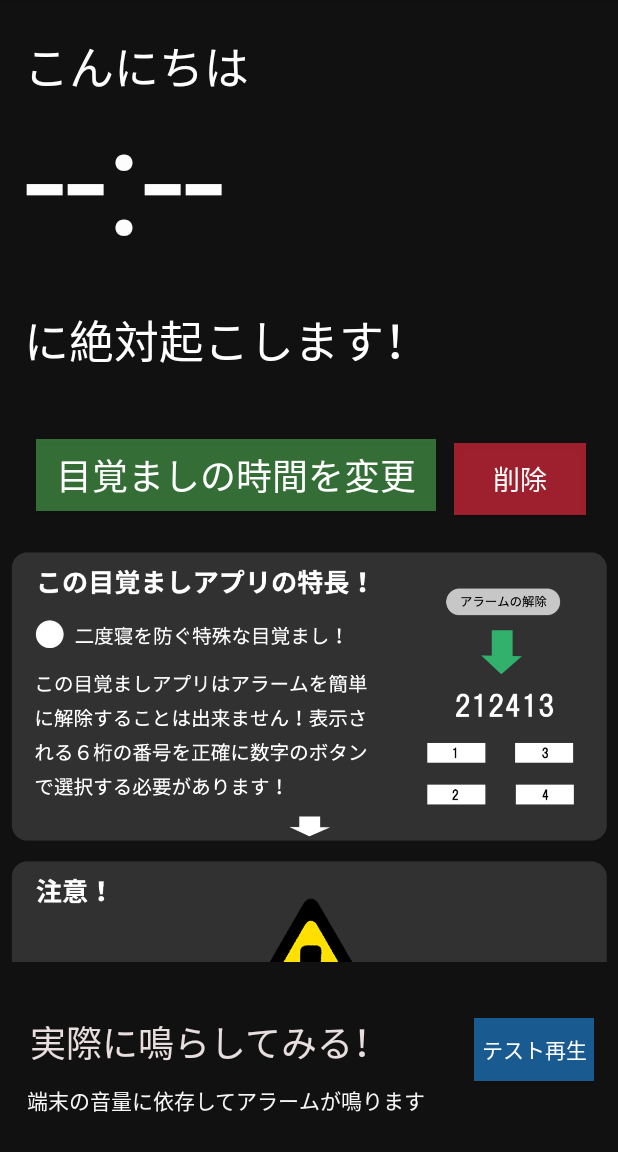
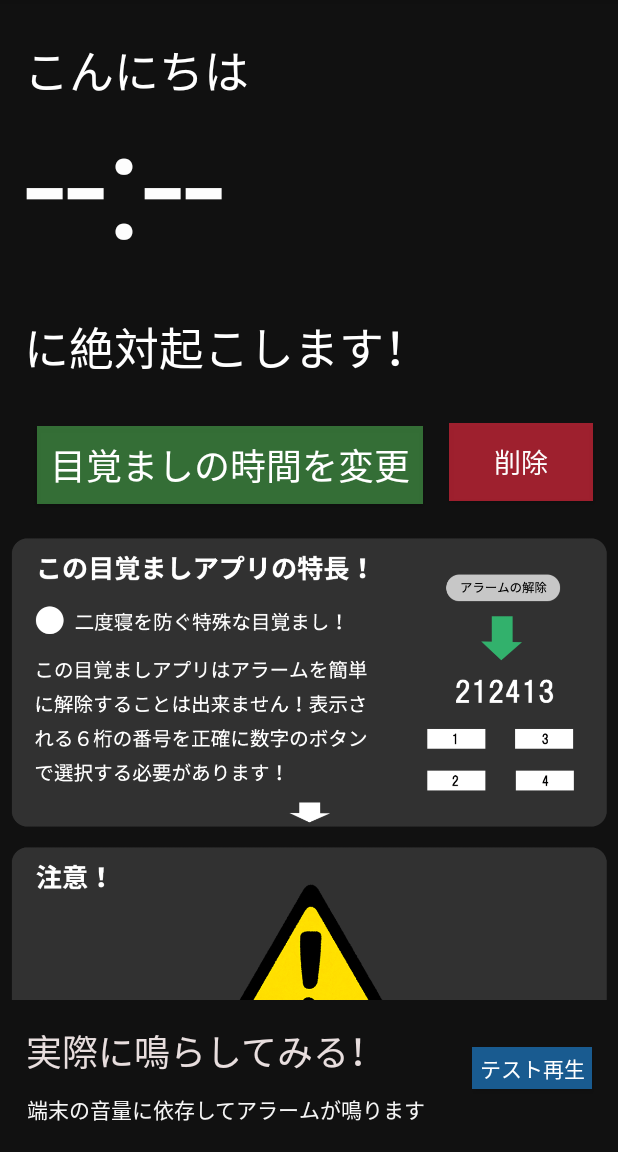
Before and after one commit to ryotaorolab/mezamasihigh, an Android app: the screen it shows after launch (MainActivity), on a phone screen of 412 x 824 dp, the part 84-1236 px from its top. Run offline under Robolectric (Android 15) with nearby library versions, the phone set to English and light mode, and no system bars.

Commit message:
デザインの調整（16:9のスマホで見ずらい問題を修正）

```diff
--- a/app/src/main/res/layout/activity_main.xml
+++ b/app/src/main/res/layout/activity_main.xml
@@ -34,12 +34,13 @@
         app:layout_constraintStart_toStartOf="@+id/textView"
         app:layout_constraintTop_toTopOf="@+id/textView" />
 
+
     <Button
         android:id="@+id/button5"
-        android:layout_width="wrap_content"
-        android:layout_height="wrap_content"
-        android:layout_marginEnd="21dp"
-        android:layout_marginBottom="18dp"
+        android:layout_width="96dp"
+        android:layout_height="52dp"
+        android:layout_marginEnd="16dp"
+        android:layout_marginBottom="16dp"
         android:background="#FFFFFF"
         android:backgroundTint="#B5D8263B"
         android:onClick="release"
@@ -51,20 +52,20 @@
         app:layout_constraintStart_toEndOf="@+id/changetime"
         app:layout_constraintTop_toBottomOf="@+id/textView2" />
 
-
     <Button
         android:id="@+id/changetime"
-        android:layout_width="0dp"
-        android:layout_height="wrap_content"
+        android:layout_width="257dp"
+        android:layout_height="52dp"
         android:layout_marginStart="24dp"
-        android:layout_marginEnd="12dp"
+        android:layout_marginEnd="17dp"
+        android:layout_marginBottom="16dp"
         android:background="#FFEB3B"
         android:backgroundTint="#974CAF50"
         android:onClick="setTime"
         android:text="目覚ましの時間を変更"
         android:textColor="#FFFFFF"
         android:textSize="24sp"
-        app:layout_constraintBaseline_toBaselineOf="@+id/button5"
+        app:layout_constraintBottom_toTopOf="@+id/scrollView3"
         app:layout_constraintEnd_toStartOf="@+id/button5"
         app:layout_constraintStart_toStartOf="parent" />
 
@@ -87,7 +88,7 @@
         android:layout_width="wrap_content"
         android:layout_height="wrap_content"
         android:layout_marginStart="16dp"
-        android:layout_marginBottom="46dp"
+        android:layout_marginBottom="25dp"
         android:text="に絶対起こします！"
         android:textColor="#FFFFFF"
         android:textSize="30sp"
@@ -98,9 +99,9 @@
     <Button
         android:id="@+id/button8"
         android:layout_width="80dp"
-        android:layout_height="42dp"
-        android:layout_marginEnd="13dp"
-        android:layout_marginBottom="2dp"
+        android:layout_height="28dp"
+        android:layout_marginTop="16dp"
+        android:layout_marginEnd="16dp"
         android:background="#902196F3"
         android:onClick="Testaram"
         android:text="テスト再生"
@@ -114,22 +115,24 @@
         android:id="@+id/textView9"
         android:layout_width="wrap_content"
         android:layout_height="wrap_content"
-        android:layout_marginStart="17dp"
-        android:layout_marginEnd="53dp"
+        android:layout_marginStart="16dp"
+        android:layout_marginTop="16dp"
+        android:layout_marginEnd="56dp"
         android:layout_marginBottom="10dp"
         android:text="実際に鳴らしてみる！"
         android:textColor="#E8DEDE"
         android:textSize="24sp"
         app:layout_constraintBottom_toTopOf="@+id/textView10"
         app:layout_constraintEnd_toStartOf="@+id/button8"
-        app:layout_constraintStart_toStartOf="parent" />
+        app:layout_constraintStart_toStartOf="parent"
+        app:layout_constraintTop_toBottomOf="@+id/scrollView3" />
 
     <TextView
         android:id="@+id/textView10"
         android:layout_width="wrap_content"
         android:layout_height="wrap_content"
         android:layout_marginStart="18dp"
-        android:layout_marginBottom="24dp"
+        android:layout_marginBottom="16dp"
         android:text="端末の音量に依存してアラームが鳴ります"
         android:textColor="#F6F6F6"
         android:textSize="14sp"
@@ -139,11 +142,12 @@
 
     <ScrollView
         android:id="@+id/scrollView3"
-        android:layout_width="wrap_content"
+        android:layout_width="0dp"
         android:layout_height="0dp"
-        android:layout_marginBottom="37dp"
+        android:layout_marginBottom="13dp"
         android:fillViewport="true"
         app:layout_constraintBottom_toTopOf="@+id/button8"
+        app:layout_constraintEnd_toEndOf="parent"
         app:layout_constraintStart_toStartOf="parent"
         app:layout_constraintTop_toBottomOf="@+id/button5">
 
```
